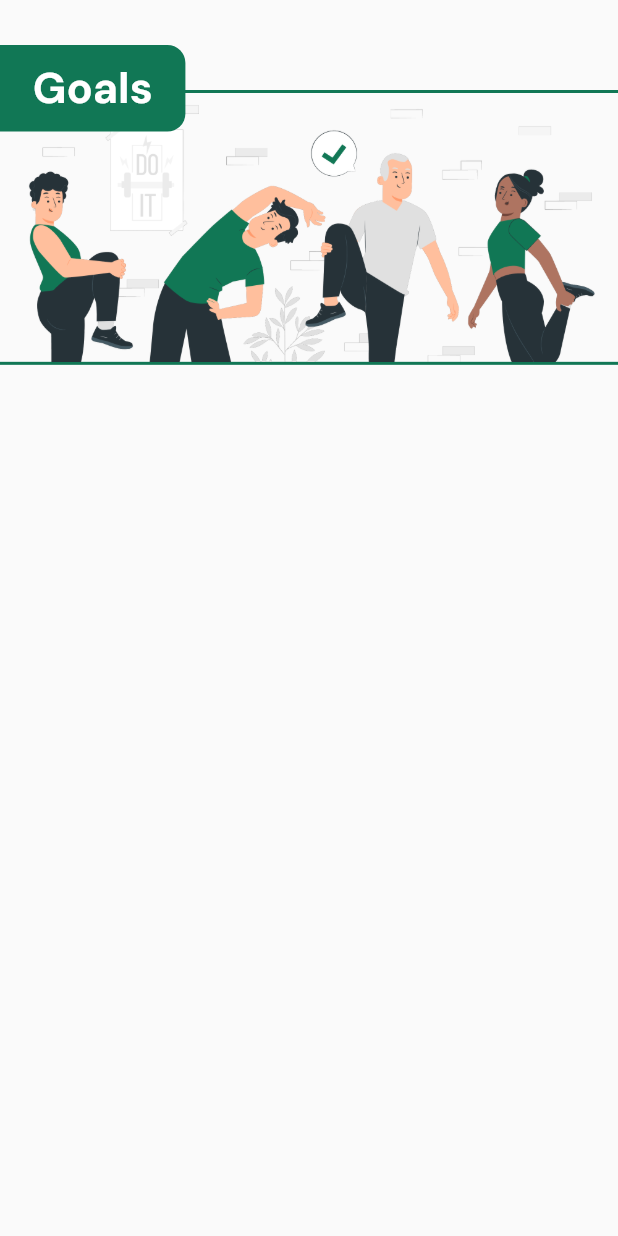
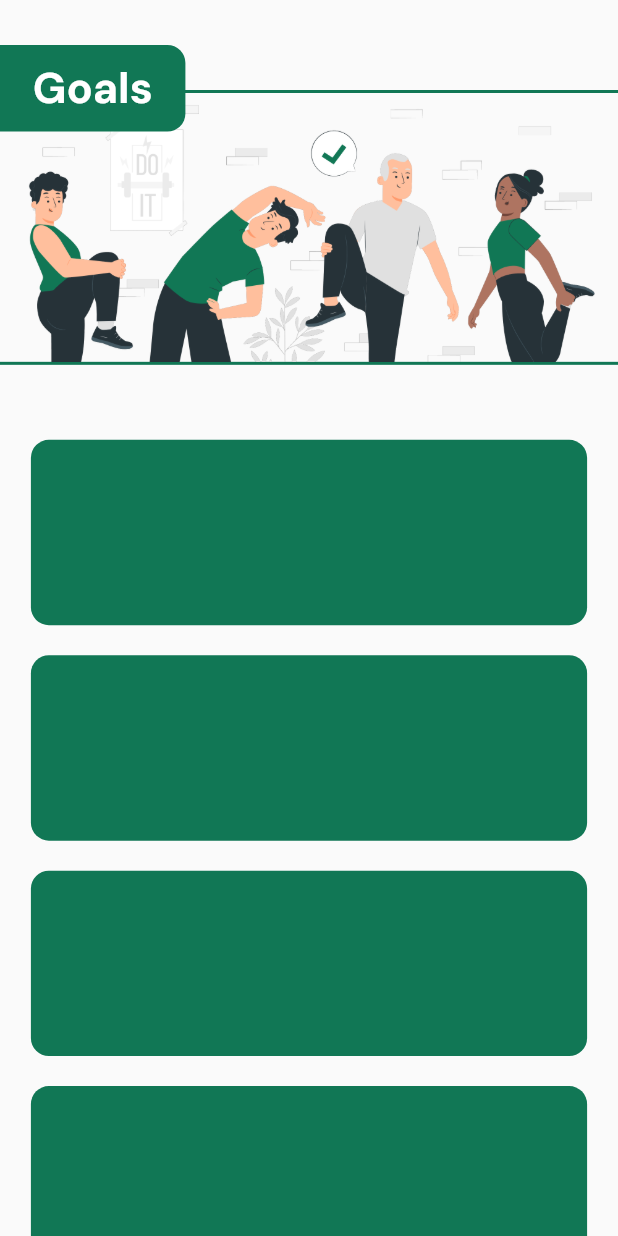
Before and after one commit to NaufalRozan/PanicAttack_App, a Flutter app: the GoalsPage screen opened directly, on a phone screen of 412 x 824 dp. Run offline on Flutter 3.47's test engine with Material 2 defaults, Android fonts, the light colour scheme and no system bars; our stand-ins replace cloud_firestore, firebase_auth, firebase_core, google_fonts; accounts and stored records are empty.

Commit message:
Menambahkan box-box pemilihan

```diff
--- a/lib/pages/goals_page.dart
+++ b/lib/pages/goals_page.dart
@@ -13,7 +13,10 @@ class _GoalsPageState extends State<GoalsPage> {
   Widget build(BuildContext context) {
     return Scaffold(
       body: Container(
-        child: Stack(
+        child: SingleChildScrollView(
+          child: Column(
+            children: [
+              Stack(
                 children: [
                   Column(
                     children: [
@@ -24,8 +27,10 @@ class _GoalsPageState extends State<GoalsPage> {
                       Container(
                         decoration: BoxDecoration(
                           border: Border(
-                      top: BorderSide(width: 2.0, color: primaryButtonColor),
-                      bottom: BorderSide(width: 2.0, color: primaryButtonColor),
+                            top: BorderSide(
+                                width: 2.0, color: primaryButtonColor),
+                            bottom: BorderSide(
+                                width: 2.0, color: primaryButtonColor),
                           ),
                         ),
                         child: Image.asset(
@@ -65,6 +70,56 @@ class _GoalsPageState extends State<GoalsPage> {
                   ),
                 ],
               ),
+              Column(
+                children: [
+                  Padding(
+                    padding: EdgeInsets.only(top: 50,),
+                  ),
+                  Container(
+                    height: MediaQuery.of(context).size.height * 0.15,
+                    width: MediaQuery.of(context).size.width * 0.9,
+                    decoration: BoxDecoration(
+                        color: primaryButtonColor,
+                        borderRadius: BorderRadius.circular(12)),
+                  ),
+                  SizedBox(
+                    height: 20,
+                  ),
+                  Container(
+                    height: MediaQuery.of(context).size.height * 0.15,
+                    width: MediaQuery.of(context).size.width * 0.9,
+                    decoration: BoxDecoration(
+                        color: primaryButtonColor,
+                        borderRadius: BorderRadius.circular(12)),
+                  ),
+                  SizedBox(
+                    height: 20,
+                  ),
+                  Container(
+                    height: MediaQuery.of(context).size.height * 0.15,
+                    width: MediaQuery.of(context).size.width * 0.9,
+                    decoration: BoxDecoration(
+                        color: primaryButtonColor,
+                        borderRadius: BorderRadius.circular(12)),
+                  ),
+                  SizedBox(
+                    height: 20,
+                  ),
+                  Container(
+                    height: MediaQuery.of(context).size.height * 0.15,
+                    width: MediaQuery.of(context).size.width * 0.9,
+                    decoration: BoxDecoration(
+                        color: primaryButtonColor,
+                        borderRadius: BorderRadius.circular(12)),
+                  ),
+                  SizedBox(
+                    height: 20,
+                  ),
+                ],
+              ),
+            ],
+          ),
+        ),
       ),
     );
   }
```
Lines whose indentation alone changed are shown as unchanged.
